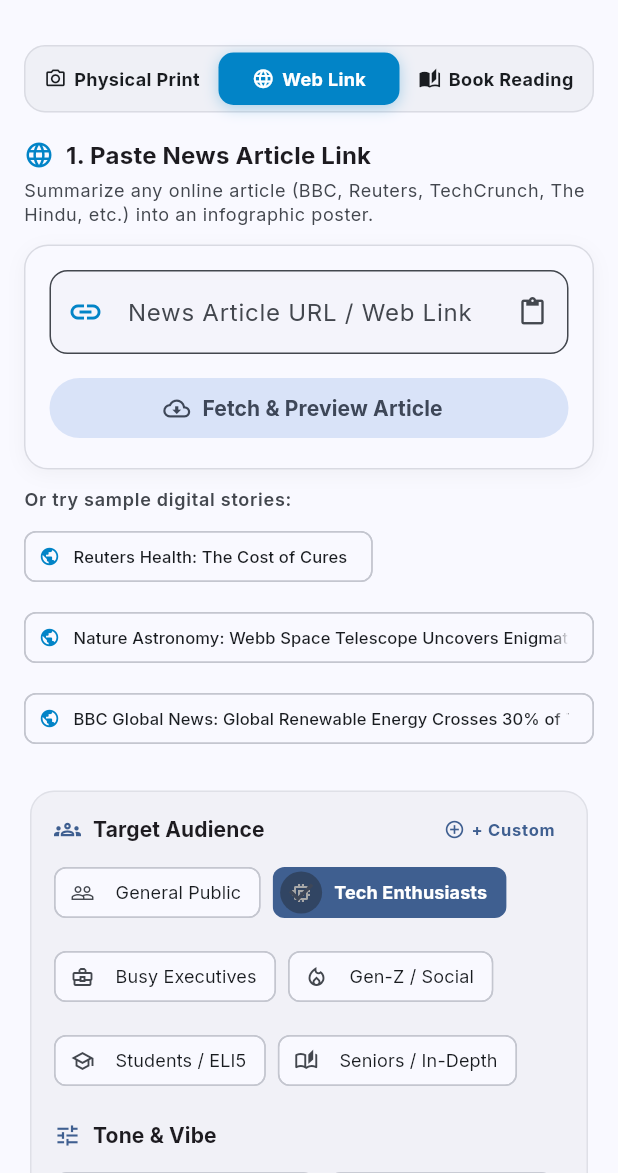
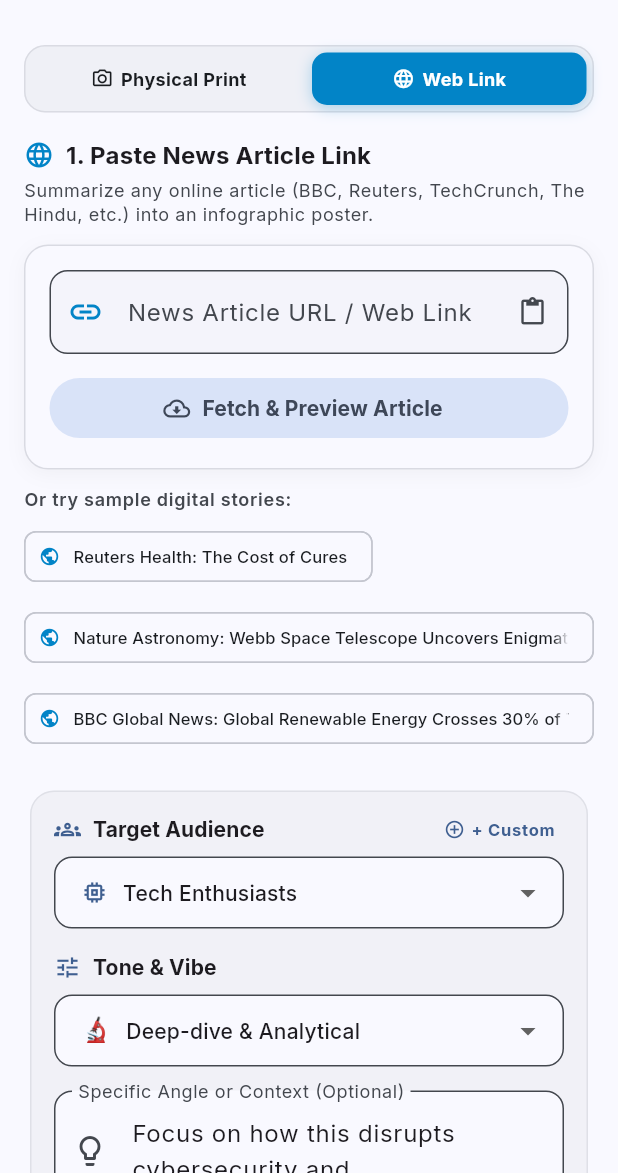
Before and after one commit to basasridhara-coder/editour, a Flutter app: the CreatePostcardScreen screen opened directly with sample values from the repository, after a tap on "Web Link", on a phone screen of 412 x 824 dp, the part 63-1236 px from its top. Run offline on Flutter 3.47's test engine with Material 3 defaults, Android fonts, the phone set to English and light mode, and no system bars; our stand-ins replace google_fonts, image_cropper, image_picker, share_plus, shared_preferences; accounts and stored records are empty.

Commit message:
Update share text to 'Opinion curated in editour.app', disable book curation, convert audience/tone to dropdowns, add hook poster cues input

```diff
--- a/lib/models/postcard_item.dart
+++ b/lib/models/postcard_item.dart
@@ -38,6 +38,7 @@ class PostCardItem {
   final String? bookTitle;
   final String? bookAuthor;
   final String? curatorAngle;
+  final String? hookCues;
   final String? bookCoverBase64;
   final String postFormat; // 'editorial_briefing' | 'carousel_trio'
   final String? receiptHighlightQuote;
@@ -125,6 +126,7 @@ class PostCardItem {
     this.bookTitle,
     this.bookAuthor,
     this.curatorAngle,
+    this.hookCues,
     this.bookCoverBase64,
     this.postFormat = 'editorial_briefing',
     this.receiptHighlightQuote,
@@ -168,6 +170,7 @@ class PostCardItem {
     String? bookTitle,
     String? bookAuthor,
     String? curatorAngle,
+    String? hookCues,
     String? bookCoverBase64,
     String? postFormat,
     String? receiptHighlightQuote,
@@ -210,6 +213,7 @@ class PostCardItem {
       bookTitle: bookTitle ?? this.bookTitle,
       bookAuthor: bookAuthor ?? this.bookAuthor,
       curatorAngle: curatorAngle ?? this.curatorAngle,
+      hookCues: hookCues ?? this.hookCues,
       bookCoverBase64: bookCoverBase64 ?? this.bookCoverBase64,
       postFormat: postFormat ?? this.postFormat,
       receiptHighlightQuote: receiptHighlightQuote ?? this.receiptHighlightQuote,
@@ -255,6 +259,7 @@ class PostCardItem {
       'bookTitle': bookTitle,
       'bookAuthor': bookAuthor,
       'curatorAngle': curatorAngle,
+      'hookCues': hookCues,
       'bookCoverBase64': bookCoverBase64,
       'postFormat': postFormat,
       'receiptHighlightQuote': receiptHighlightQuote,
@@ -312,6 +317,7 @@ class PostCardItem {
       bookTitle: map['bookTitle'],
       bookAuthor: map['bookAuthor'],
       curatorAngle: map['curatorAngle'],
+      hookCues: map['hookCues'],
       bookCoverBase64: map['bookCoverBase64'],
       postFormat: map['postFormat'] ?? 'editorial_briefing',
       receiptHighlightQuote: map['receiptHighlightQuote'],
--- a/lib/screens/create_postcard_screen.dart
+++ b/lib/screens/create_postcard_screen.dart
@@ -105,6 +105,7 @@ class _CreatePostcardScreenState extends State<CreatePostcardScreen> {
   String _targetAudience = 'Tech Enthusiasts';
   String _selectedTone = 'Deep-dive & Analytical';
   final TextEditingController _contextController = TextEditingController();
+  final TextEditingController _hookCuesController = TextEditingController();
   final TextEditingController _opinionController = TextEditingController();
   final TextEditingController _linkController = TextEditingController();
   final TextEditingController _headlineController = TextEditingController();
@@ -134,6 +135,9 @@ class _CreatePostcardScreenState extends State<CreatePostcardScreen> {
   @override
   void initState() {
     super.initState();
+    if (_sourceMode == InputSourceMode.bookExcerpt) {
+      _sourceMode = InputSourceMode.physicalPhoto;
+    }
     _loadCreatorHandle();
     if (widget.preloadedSample != null) {
       _applySample(widget.preloadedSample!);
@@ -150,6 +154,7 @@ class _CreatePostcardScreenState extends State<CreatePostcardScreen> {
     _curatorAngleController.dispose();
     _bookExcerptTextController.dispose();
     _contextController.dispose();
+    _hookCuesController.dispose();
     _opinionController.dispose();
     _linkController.dispose();
     _headlineController.dispose();
@@ -174,6 +179,7 @@ class _CreatePostcardScreenState extends State<CreatePostcardScreen> {
       _targetAudience = sample.suggestedAudience;
       _selectedTone = sample.suggestedTone;
       _contextController.text = sample.defaultContext;
+      _hookCuesController.clear();
       _linkController.text = sample.webLink;
     });
   }
@@ -573,6 +579,9 @@ class _CreatePostcardScreenState extends State<CreatePostcardScreen> {
           userContext: _contextController.text.trim().isNotEmpty
               ? _contextController.text.trim()
               : null,
+          hookCues: _hookCuesController.text.trim().isNotEmpty
+              ? _hookCuesController.text.trim()
+              : null,
           fallbackTitle: _activeSample?.title,
           fallbackBody: _activeSample?.rawArticleText,
           visualArtRatio: _visualArtRatio,
@@ -625,6 +634,9 @@ class _CreatePostcardScreenState extends State<CreatePostcardScreen> {
           tone: _selectedTone,
           userContext: _contextController.text.trim().isNotEmpty
               ? _contextController.text.trim()
+              : null,
+          hookCues: _hookCuesController.text.trim().isNotEmpty
+              ? _hookCuesController.text.trim()
               : null,
           visualArtRatio: _visualArtRatio,
         );
@@ -701,6 +713,9 @@ class _CreatePostcardScreenState extends State<CreatePostcardScreen> {
         userContext: isBook
             ? (_curatorAngleController.text.trim().isNotEmpty ? _curatorAngleController.text.trim() : 'Curator Reflection')
             : (_contextController.text.trim().isNotEmpty ? _contextController.text.trim() : null),
+        hookCues: _hookCuesController.text.trim().isNotEmpty
+            ? _hookCuesController.text.trim()
+            : null,
         adaptedHeadline: result.adaptedHeadline,
         hook: result.hook,
         summary: result.summary,
@@ -924,8 +939,10 @@ class _CreatePostcardScreenState extends State<CreatePostcardScreen> {
                     _buildPhotoSection(theme)
                   else if (_sourceMode == InputSourceMode.digitalLink)
                     _buildDigitalLinkSection(theme)
+                  else if (_sourceMode == InputSourceMode.bookExcerpt)
+                    _buildBookExcerptSection(theme)
                   else
-                    _buildBookExcerptSection(theme),
+                    _buildPhotoSection(theme),
                   const SizedBox(height: 20),
 
                   // Step 2: Audience & Tone configuration
@@ -954,6 +971,19 @@ class _CreatePostcardScreenState extends State<CreatePostcardScreen> {
                             labelText: 'Specific Angle or Context (Optional)',
                             hintText: 'e.g. Focus on climate impact, or explain for kids',
                             prefixIcon: const Icon(Icons.lightbulb_outline),
+                            border: OutlineInputBorder(borderRadius: BorderRadius.circular(12)),
+                            filled: true,
+                            fillColor: theme.colorScheme.surface,
+                          ),
+                          maxLines: 2,
+                        ),
+                        const SizedBox(height: 12),
+                        TextField(
+                          controller: _hookCuesController,
+                          decoration: InputDecoration(
+                            labelText: 'Hints or Cues for Hook Poster (Optional)',
+                            hintText: 'e.g. Dramatic spotlight on an old clock, surrealist style, focus on the whistleblower',
+                            prefixIcon: const Icon(Icons.auto_awesome_outlined),
                             border: OutlineInputBorder(borderRadius: BorderRadius.circular(12)),
                             filled: true,
                             fillColor: theme.colorScheme.surface,
@@ -1268,63 +1298,6 @@ class _CreatePostcardScreenState extends State<CreatePostcardScreen> {
               ),
             ),
           ),
-          const SizedBox(width: 4),
-          Expanded(
-            child: InkWell(
-              onTap: () {
-                if (_sourceMode != InputSourceMode.bookExcerpt) {
-                  setState(() => _sourceMode = InputSourceMode.bookExcerpt);
-                }
-              },
-              borderRadius: BorderRadius.circular(10),
-              child: AnimatedContainer(
-                duration: const Duration(milliseconds: 200),
-                padding: const EdgeInsets.symmetric(vertical: 9),
-                decoration: BoxDecoration(
-                  color: _sourceMode == InputSourceMode.bookExcerpt
-                      ? Colors.amber.shade800
-                      : Colors.transparent,
-                  borderRadius: BorderRadius.circular(10),
-                  boxShadow: _sourceMode == InputSourceMode.bookExcerpt
-                      ? [
-                          BoxShadow(
-                            color: Colors.amber.shade800.withValues(alpha: 0.3),
-                            blurRadius: 8,
-                            offset: const Offset(0, 2),
-                          )
-                        ]
-                      : null,
-                ),
-                child: Row(
-                  mainAxisAlignment: MainAxisAlignment.center,
-                  children: [
-                    Icon(
-                      Icons.auto_stories,
-                      size: 15,
-                      color: _sourceMode == InputSourceMode.bookExcerpt
-                          ? Colors.white
-                          : theme.colorScheme.onSurface,
-                    ),
-                    const SizedBox(width: 5),
-                    Flexible(
-                      child: Text(
-                        'Book Reading',
-                        style: TextStyle(
-                          fontWeight: FontWeight.bold,
-                          fontSize: 12,
-                          color: _sourceMode == InputSourceMode.bookExcerpt
-                              ? Colors.white
-                              : theme.colorScheme.onSurface,
-                        ),
-                        maxLines: 1,
-                        overflow: TextOverflow.ellipsis,
-                      ),
-                    ),
-                  ],
-                ),
-              ),
-            ),
-          ),
         ],
       ),
     );
--- a/lib/services/gemini_service.dart
+++ b/lib/services/gemini_service.dart
@@ -254,6 +254,7 @@ class GeminiService {
     required String targetAudience,
     required String tone,
     String? userContext,
+    String? hookCues,
     String? fallbackTitle,
     String? fallbackBody,
     double visualArtRatio = 0.6,
@@ -267,6 +268,7 @@ class GeminiService {
         targetAudience: targetAudience,
         tone: tone,
         userContext: userContext,
+        hookCues: hookCues,
         fallbackTitle: fallbackTitle,
         fallbackBody: fallbackBody,
         visualArtRatio: visualArtRatio,
@@ -424,6 +426,7 @@ Return JSON:
                 targetAudience: targetAudience,
                 tone: tone,
                 userContext: userContext,
+                hookCues: hookCues,
                 visualArtRatio: visualArtRatio,
               );
 
@@ -443,6 +446,7 @@ Return JSON:
       targetAudience: targetAudience,
       tone: tone,
       userContext: userContext,
+      hookCues: hookCues,
       fallbackTitle: detectedHeadline ?? fallbackTitle,
       fallbackBody: fallbackBody,
       visualArtRatio: visualArtRatio,
@@ -455,6 +459,7 @@ Return JSON:
     required String targetAudience,
     required String tone,
     String? userContext,
+    String? hookCues,
     String? fallbackTitle,
     String? fallbackBody,
     double visualArtRatio = 0.6,
@@ -467,6 +472,7 @@ Return JSON:
         targetAudience: targetAudience,
         tone: tone,
         userContext: userContext,
+        hookCues: hookCues,
         fallbackTitle: fallbackTitle,
         fallbackBody: fallbackBody,
         visualArtRatio: visualArtRatio,
@@ -500,6 +506,13 @@ CURATOR'S EDITORIAL GOAL:
 Distill the print story with sharp high-signal takeaways specifically for "$targetAudience" in a "$tone" tone.
 - Frame the headline, hook, and takeaways around what matters to "$targetAudience" and their unique stakes.
 '''}
+
+${hookCues != null && hookCues.trim().isNotEmpty ? '''
+🎨 SPECIFIC HINTS / CUES FOR HOOK POSTER (SLIDE 1):
+- The Curator specifically requested these visual and conceptual cues for the Hook Poster:
+  "$hookCues"
+- Factor these exact hints and cues into "adapted_headline", "hook", and especially "illustration_prompt" so the hero artwork and headline reflect these cues directly!
+''' : ''}
 
 VISUAL ARTWORK & INFOGRAPHIC RATIO:
 The user selected a visual ratio of $artPct% Picture Art & Infographics and $textPct% Editorial Text.
@@ -558,6 +571,7 @@ Return ONLY a valid JSON object matching this schema:
         targetAudience: targetAudience,
         tone: tone,
         userContext: userContext,
+        hookCues: hookCues,
         visualArtRatio: visualArtRatio,
       );
       if (imageResult != null) {
@@ -723,6 +737,7 @@ Return ONLY a valid JSON object matching this schema:
     required String targetAudience,
     required String tone,
     String? userContext,
+    String? hookCues,
     double visualArtRatio = 0.6,
   }) async {
     final apiKey = await _storageService.getApiKey();
@@ -733,6 +748,7 @@ Return ONLY a valid JSON object matching this schema:
         targetAudience: targetAudience,
         tone: tone,
         userContext: userContext,
+        hookCues: hookCues,
         fallbackTitle: articleTitle.isNotEmpty ? articleTitle : 'Digital News Discovery',
         fallbackBody: articleBody.isNotEmpty ? articleBody : 'Digital news article summary.',
         visualArtRatio: visualArtRatio,
@@ -768,6 +784,13 @@ CURATOR'S EDITORIAL GOAL:
 Distill the digital story with sharp high-signal takeaways specifically for "$targetAudience" in a "$tone" tone.
 - Frame the headline, hook, and takeaways around what matters to "$targetAudience" and their unique stakes.
 '''}
+
+${hookCues != null && hookCues.trim().isNotEmpty ? '''
+🎨 SPECIFIC HINTS / CUES FOR HOOK POSTER (SLIDE 1):
+- The Curator specifically requested these visual and conceptual cues for the Hook Poster:
+  "$hookCues"
+- Factor these exact hints and cues into "adapted_headline", "hook", and especially "illustration_prompt" so the hero artwork and headline reflect these cues directly!
+''' : ''}
 
 ARTICLE TITLE: $articleTitle
 ARTICLE CONTENT / EXCERPT:
@@ -1224,6 +1247,7 @@ Return ONLY a valid JSON object matching this schema:
     required String targetAudience,
     required String tone,
     String? userContext,
+    String? hookCues,
     required double visualArtRatio,
   }) async {
     final int artPct = (visualArtRatio * 100).round();
@@ -1235,7 +1259,7 @@ AUDIENCE & FOCUS:
 - Target Audience: "$targetAudience"
 - Tone: "$tone"
 - Angle / Creator Focus: "${userContext ?? 'Thought-provoking discovery'}"
-- Visual Composition: $artPct% Picture Art & Infographics.
+${hookCues != null && hookCues.trim().isNotEmpty ? '- Hook Poster Specific Cues: "$hookCues" (Incorporate these specific hints/cues into the visual scene and focal metaphor)\n' : ''}- Visual Composition: $artPct% Picture Art & Infographics.
 
 CRITICAL TYPOGRAPHY & TEXT RESTRICTION:
 - DO NOT generate small paragraphs, fake body sentences, or tiny bullet points in the image. Diffusion/image generation models create garbled pseudo-words when attempting paragraphs.
@@ -1490,6 +1514,7 @@ YOUR INSTRUCTIONS:
     required String targetAudience,
     required String tone,
     String? userContext,
+    String? hookCues,
     String? fallbackTitle,
     String? fallbackBody,
     double visualArtRatio = 0.6,
@@ -1621,6 +1646,9 @@ YOUR INSTRUCTIONS:
       categoryBadge: category,
       digitalLink: 'https://news.google.com/search?q=${Uri.encodeComponent(title)}',
       suggestedStyle: style,
+      illustrationPrompt: (hookCues != null && hookCues.trim().isNotEmpty)
+          ? '${hookCues.trim()}, artistic modern editorial illustration, dramatic lighting'
+          : null,
       visualArtRatio: visualArtRatio,
       infographicType: 'metric_spotlight',
       infographicStats: [metric, 'Verified Print', category],
--- a/lib/services/share_service.dart
+++ b/lib/services/share_service.dart
@@ -147,8 +147,8 @@ class ShareService {
     if (kIsWeb) {
       await SharePlus.instance.share(
         ShareParams(
-          text: '${item.adaptedHeadline}\n\nSwipe through the 3-poster carousel on https://editour.app',
-          subject: item.adaptedHeadline,
+          text: 'Opinion curated in editour.app',
+          subject: 'Opinion curated in editour.app',
         ),
       );
       return;
@@ -164,16 +164,12 @@ class ShareService {
         xFiles.add(XFile(filePath, mimeType: 'image/png'));
       }
 
-      final shareText = '🎨 3-Poster Editorial Carousel: ${item.adaptedHeadline}\n\n'
-          'Slide 1: Visual Hook & Story\n'
-          'Slide 2: Curator Critique\n'
-          'Slide 3: Verbatim Press Evidence ("The Receipt")\n\n'
-          'Curated via editour.app';
+      const shareText = 'Opinion curated in editour.app';
 
       await SharePlus.instance.share(
         ShareParams(
           text: shareText,
-          subject: item.adaptedHeadline,
+          subject: 'Opinion curated in editour.app',
           files: xFiles,
           sharePositionOrigin: sharePositionOrigin,
         ),
--- a/lib/widgets/audience_chip_selector.dart
+++ b/lib/widgets/audience_chip_selector.dart
@@ -155,11 +155,141 @@ class AudienceChipSelector extends StatelessWidget {
   @override
   Widget build(BuildContext context) {
     final theme = Theme.of(context);
-    final isCustom = !AudiencePreset.isPreset(selectedAudience);
+    final isCustom = !AudiencePreset.isPreset(selectedAudience) && selectedAudience.isNotEmpty;
+
+    // Build audience options list
+    const customTriggerKey = '__custom_audience_trigger__';
+    final List<DropdownMenuItem<String>> audienceItems = [];
+
+    for (final preset in AudiencePreset.presets) {
+      audienceItems.add(
+        DropdownMenuItem<String>(
+          value: preset.label,
+          child: Row(
+            mainAxisSize: MainAxisSize.min,
+            children: [
+              Icon(preset.icon, size: 18, color: theme.colorScheme.primary),
+              const SizedBox(width: 10),
+              Flexible(
+                child: Text(
+                  preset.label,
+                  overflow: TextOverflow.ellipsis,
+                  style: const TextStyle(fontSize: 14, fontWeight: FontWeight.w500),
+                ),
+              ),
+            ],
+          ),
+        ),
+      );
+    }
+
+    if (isCustom) {
+      audienceItems.add(
+        DropdownMenuItem<String>(
+          value: selectedAudience,
+          child: Row(
+            mainAxisSize: MainAxisSize.min,
+            children: [
+              Icon(Icons.stars, size: 18, color: theme.colorScheme.primary),
+              const SizedBox(width: 10),
+              Flexible(
+                child: Text(
+                  selectedAudience,
+                  overflow: TextOverflow.ellipsis,
+                  style: const TextStyle(fontSize: 14, fontWeight: FontWeight.w600),
+                ),
+              ),
+            ],
+          ),
+        ),
+      );
+    }
+
+    audienceItems.add(
+      DropdownMenuItem<String>(
+        value: customTriggerKey,
+        child: Row(
+          mainAxisSize: MainAxisSize.min,
+          children: [
+            Icon(
+              isCustom ? Icons.edit_outlined : Icons.add_circle_outline,
+              size: 18,
+              color: theme.colorScheme.primary,
+            ),
+            const SizedBox(width: 10),
+            Text(
+              isCustom ? 'Edit Custom Audience...' : '+ Custom Audience...',
+              style: TextStyle(
+                fontSize: 14,
+                fontWeight: FontWeight.bold,
+                color: theme.colorScheme.primary,
+              ),
+            ),
+          ],
+        ),
+      ),
+    );
+
+    final String currentAudienceValue = (isCustom || AudiencePreset.isPreset(selectedAudience))
+        ? selectedAudience
+        : (AudiencePreset.presets.isNotEmpty ? AudiencePreset.presets.first.label : selectedAudience);
+
+    // Build tone options list
+    final List<DropdownMenuItem<String>> toneItems = [];
+    bool toneMatched = false;
+    for (final tone in ToneOption.options) {
+      if (tone.label == selectedTone) toneMatched = true;
+      toneItems.add(
+        DropdownMenuItem<String>(
+          value: tone.label,
+          child: Row(
+            mainAxisSize: MainAxisSize.min,
+            children: [
+              Text(tone.emoji, style: const TextStyle(fontSize: 16)),
+              const SizedBox(width: 10),
+              Flexible(
+                child: Text(
+                  tone.label,
+                  overflow: TextOverflow.ellipsis,
+                  style: const TextStyle(fontSize: 14, fontWeight: FontWeight.w500),
+                ),
+              ),
+            ],
+          ),
+        ),
+      );
+    }
+
+    if (!toneMatched && selectedTone.isNotEmpty) {
+      toneItems.add(
+        DropdownMenuItem<String>(
+          value: selectedTone,
+          child: Row(
+            mainAxisSize: MainAxisSize.min,
+            children: [
+              const Text('✨', style: TextStyle(fontSize: 16)),
+              const SizedBox(width: 10),
+              Flexible(
+                child: Text(
+                  selectedTone,
+                  overflow: TextOverflow.ellipsis,
+                  style: const TextStyle(fontSize: 14, fontWeight: FontWeight.w500),
+                ),
+              ),
+            ],
+          ),
+        ),
+      );
+    }
+
+    final String currentToneValue = toneMatched
+        ? selectedTone
+        : (toneItems.isNotEmpty ? toneItems.first.value ?? selectedTone : selectedTone);
 
     return Column(
       crossAxisAlignment: CrossAxisAlignment.start,
       children: [
+        // 1. Target Audience Dropdown Section
         Row(
           mainAxisAlignment: MainAxisAlignment.spaceBetween,
           children: [
@@ -200,64 +330,34 @@ class AudienceChipSelector extends StatelessWidget {
           ],
         ),
         const SizedBox(height: 8),
-        Wrap(
-          spacing: 8,
-          runSpacing: 8,
-          children: [
-            ...AudiencePreset.presets.map((preset) {
-              final isSelected = selectedAudience == preset.label;
-              return FilterChip(
-                avatar: Icon(
-                  preset.icon,
-                  size: 16,
-                  color: isSelected ? Colors.white : theme.colorScheme.onSurfaceVariant,
-                ),
-                label: Text(preset.label),
-                selected: isSelected,
-                onSelected: (val) {
-                  if (val) {
-                    onAudienceSelected(preset.label);
-                    // auto-select suggested tone
-                    onToneSelected(preset.defaultTone);
-                  }
-                },
-                selectedColor: theme.colorScheme.primary,
-                labelStyle: TextStyle(
-                  fontSize: 12,
-                  fontWeight: isSelected ? FontWeight.bold : FontWeight.normal,
-                  color: isSelected ? Colors.white : theme.colorScheme.onSurface,
-                ),
-                padding: const EdgeInsets.symmetric(horizontal: 4, vertical: 2),
-              );
-            }),
-            if (isCustom)
-              FilterChip(
-                avatar: const Icon(
-                  Icons.stars,
-                  size: 16,
-                  color: Colors.white,
-                ),
-                label: Row(
-                  mainAxisSize: MainAxisSize.min,
-                  children: [
-                    Text(selectedAudience),
-                    const SizedBox(width: 4),
-                    const Icon(Icons.edit, size: 12, color: Colors.white70),
-                  ],
-                ),
-                selected: true,
-                onSelected: (_) => _showCustomAudienceSheet(context),
-                selectedColor: theme.colorScheme.primary,
-                labelStyle: const TextStyle(
-                  fontSize: 12,
-                  fontWeight: FontWeight.bold,
-                  color: Colors.white,
-                ),
-                padding: const EdgeInsets.symmetric(horizontal: 4, vertical: 2),
-              ),
-          ],
+        DropdownButtonFormField<String>(
+          key: ValueKey('audience_$currentAudienceValue'),
+          initialValue: currentAudienceValue,
+          isExpanded: true,
+          icon: const Icon(Icons.arrow_drop_down),
+          decoration: InputDecoration(
+            contentPadding: const EdgeInsets.symmetric(horizontal: 14, vertical: 12),
+            border: OutlineInputBorder(borderRadius: BorderRadius.circular(12)),
+            filled: true,
+            fillColor: theme.colorScheme.surface,
+          ),
+          items: audienceItems,
+          onChanged: (val) {
+            if (val == null) return;
+            if (val == customTriggerKey) {
+              _showCustomAudienceSheet(context);
+              return;
+            }
+            onAudienceSelected(val);
+            final matchedPreset = AudiencePreset.presets.where((p) => p.label == val).firstOrNull;
+            if (matchedPreset != null) {
+              onToneSelected(matchedPreset.defaultTone);
+            }
+          },
         ),
         const SizedBox(height: 16),
+
+        // 2. Tone & Vibe Dropdown Section
         Row(
           children: [
             Icon(Icons.tune_outlined, size: 18, color: theme.colorScheme.primary),
@@ -269,31 +369,23 @@ class AudienceChipSelector extends StatelessWidget {
           ],
         ),
         const SizedBox(height: 8),
-        SingleChildScrollView(
-          scrollDirection: Axis.horizontal,
-          child: Row(
-            children: ToneOption.options.map((tone) {
-              final isSelected = selectedTone == tone.label;
-              return Padding(
-                padding: const EdgeInsets.only(right: 8),
-                child: FilterChip(
-                  label: Text('${tone.emoji} ${tone.label}'),
-                  selected: isSelected,
-                  onSelected: (val) {
-                    if (val) {
-                      onToneSelected(tone.label);
-                    }
-                  },
-                  selectedColor: theme.colorScheme.secondary,
-                  labelStyle: TextStyle(
-                    fontSize: 12,
-                    fontWeight: isSelected ? FontWeight.bold : FontWeight.normal,
-                    color: isSelected ? Colors.white : theme.colorScheme.onSurface,
-                  ),
-                ),
-              );
-            }).toList(),
+        DropdownButtonFormField<String>(
+          key: ValueKey('tone_$currentToneValue'),
+          initialValue: currentToneValue,
+          isExpanded: true,
+          icon: const Icon(Icons.arrow_drop_down),
+          decoration: InputDecoration(
+            contentPadding: const EdgeInsets.symmetric(horizontal: 14, vertical: 12),
+            border: OutlineInputBorder(borderRadius: BorderRadius.circular(12)),
+            filled: true,
+            fillColor: theme.colorScheme.surface,
           ),
+          items: toneItems,
+          onChanged: (val) {
+            if (val != null) {
+              onToneSelected(val);
+            }
+          },
         ),
       ],
     );
```
